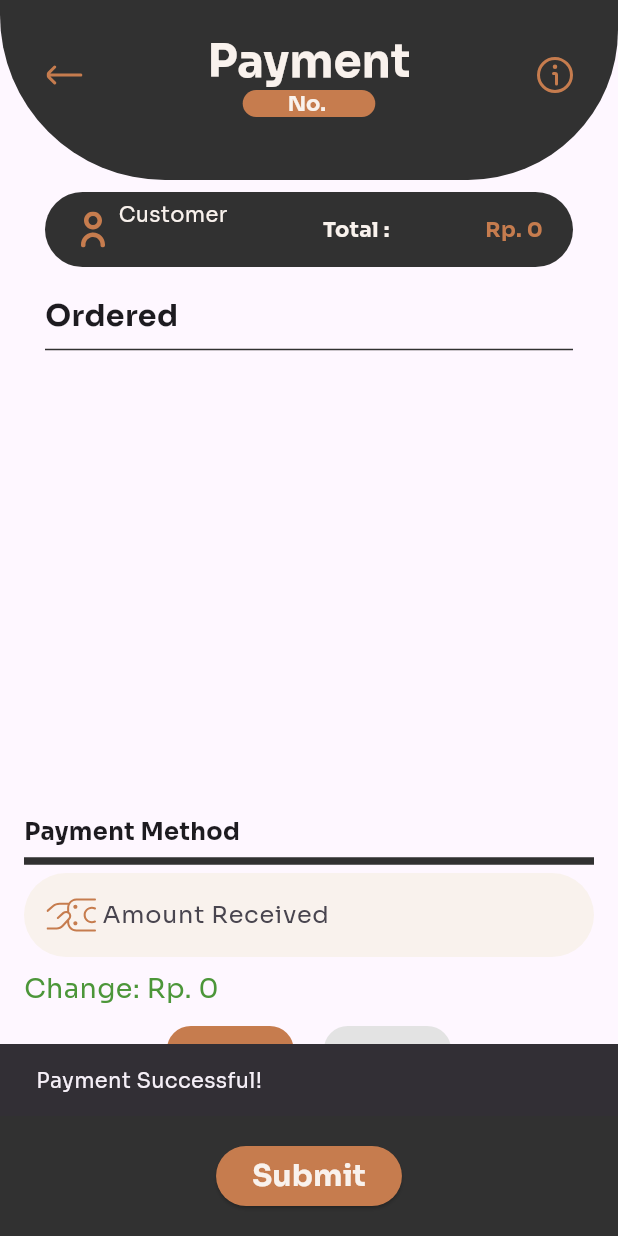
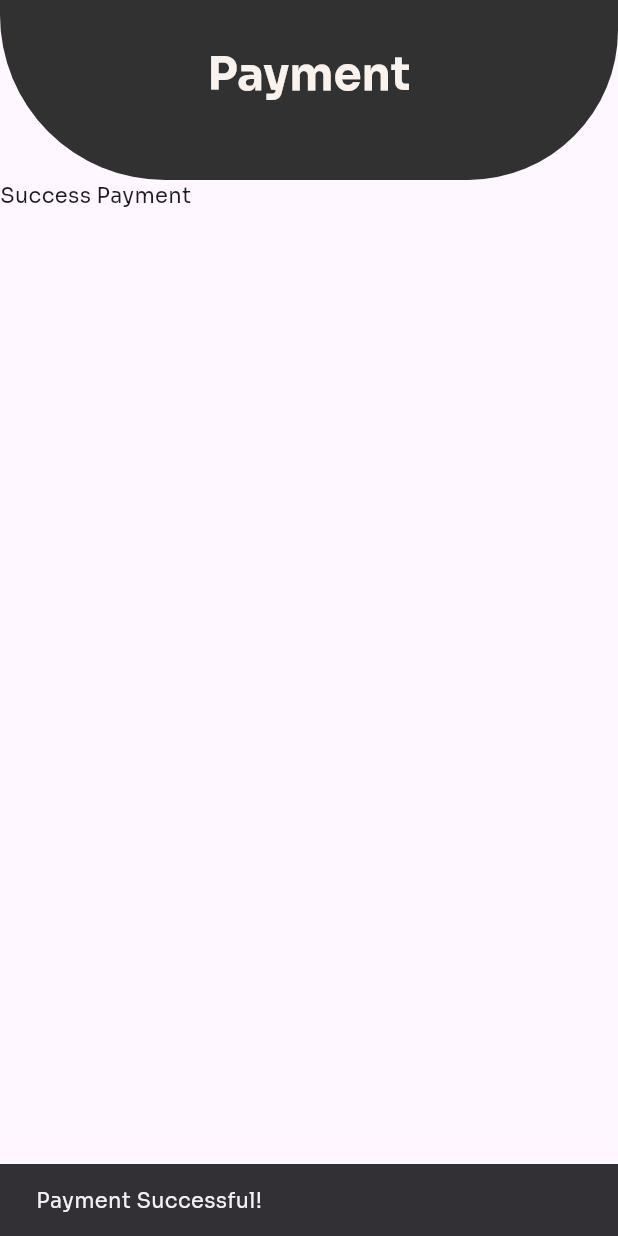
Before and after one commit to julian34/Coffee-Shop-POS, a Flutter app: the PaymentScreen screen opened directly with empty values, after a tap on "Submit", on a phone screen of 412 x 824 dp. Run offline on Flutter 3.47's test engine with Material 3 defaults, Android fonts, the phone set to English and light mode, and no system bars; our stand-ins replace badges, cloud_firestore, firebase_auth, firebase_core, flutter_svg, google_fonts and 1 more; accounts and stored records are empty.

Commit message:
Create Success Screen

```diff
--- a/lib/core/routes.dart
+++ b/lib/core/routes.dart
@@ -1,5 +1,6 @@
 import 'package:flutter/material.dart';
 import 'package:pos_coffee_shop/models/order_model.dart';
+import 'package:pos_coffee_shop/models/payment_model.dart';
 import 'package:shared_preferences/shared_preferences.dart';
 import '../screens/auth/login_screen.dart';
 // import '../screens/auth/register_screen.dart';
@@ -14,6 +15,7 @@ import '../screens/cart/cart_screen.dart';
 import 'package:pos_coffee_shop/screens/transaction/orders_screen.dart';
 import 'package:pos_coffee_shop/screens/transaction/order_detail_screen.dart';
 import 'package:pos_coffee_shop/screens/transaction/payment_screen.dart';
+import 'package:pos_coffee_shop/screens/transaction/success_screen.dart';
 
 class AppRoutes {
   static const String splash = '/';
@@ -26,6 +28,7 @@ class AppRoutes {
   static const String cart = '/cart';
   static const String order = '/order';
   static const String payment = '/payment';
+  static const String successpayment = '/success-payment';
   static const String orderDetail = '/order-detail';
 
   static const String error = '/error';
@@ -75,6 +78,11 @@ class AppRoutes {
         return MaterialPageRoute(
           builder: (_) => PaymentScreen(orderList: order),
         );
+      case successpayment:
+        final payment = settings.arguments as Payment;
+        return MaterialPageRoute(
+          builder: (_) => SuccessScreen(payment: payment),
+        );
       default:
         return MaterialPageRoute(
           builder:
--- a/lib/screens/transaction/payment_screen.dart
+++ b/lib/screens/transaction/payment_screen.dart
@@ -1,5 +1,5 @@
-import 'package:cloud_firestore/cloud_firestore.dart';
 import 'package:flutter/material.dart';
+import 'package:pos_coffee_shop/core/routes.dart';
 import 'package:pos_coffee_shop/core/theme.dart';
 import 'package:pos_coffee_shop/models/order_model.dart';
 import 'package:pos_coffee_shop/models/payment_model.dart';
@@ -92,6 +92,7 @@ class _PaymentScreenState extends State<PaymentScreen> {
       //   'paymentMethod': paymentMethod,
       //   'timestamp': FieldValue.serverTimestamp(),
       // };
+
       final payment = Payment(
         orderId: widget.orderList!.cartId,
         totalAmount: widget.orderList!.totalAmount,
@@ -102,7 +103,14 @@ class _PaymentScreenState extends State<PaymentScreen> {
       );
 
       print(payment.toMap());
+
       // paymentProvider.makePayment(payment);
+
+      Navigator.pushReplacementNamed(
+        context,
+        AppRoutes.successpayment,
+        arguments: payment,
+      );
 
       ScaffoldMessenger.of(
         context,
--- a/lib/screens/transaction/success_screen.dart
+++ b/lib/screens/transaction/success_screen.dart
@@ -0,0 +1,22 @@
+import 'package:flutter/material.dart';
+import 'package:pos_coffee_shop/models/payment_model.dart';
+import 'package:pos_coffee_shop/screens/transaction/widgets/payment/bottom_nav_bar.dart';
+import 'package:pos_coffee_shop/screens/transaction/widgets/success/custom_appbar.dart';
+
+class SuccessScreen extends StatelessWidget {
+  final Payment? payment;
+
+  const SuccessScreen({super.key, this.payment});
+
+  @override
+  Widget build(BuildContext context) {
+    return Scaffold(
+      appBar: PreferredSize(
+        preferredSize: Size.fromHeight(120),
+        child: CustomAppbar(),
+      ),
+      body: Column(children: [Text('Success Payment')]),
+      // bottomNavigationBar: BottomNavBar(onPayPressed: onPayPressed),
+    );
+  }
+}
--- /dev/null
+++ b/lib/screens/transaction/widgets/success/custom_appbar.dart
@@ -0,0 +1,33 @@
+import 'package:flutter/material.dart';
+import 'package:pos_coffee_shop/core/theme.dart';
+
+class CustomAppbar extends StatelessWidget {
+  const CustomAppbar({super.key});
+  @override
+  Widget build(BuildContext context) {
+    return AppBar(
+      backgroundColor: AppColors.color3,
+      toolbarHeight: 100,
+      automaticallyImplyLeading: false,
+      shape: RoundedRectangleBorder(
+        borderRadius: BorderRadius.only(
+          bottomLeft: Radius.circular(110),
+          bottomRight: Radius.circular(100),
+        ),
+      ),
+      centerTitle: true,
+      title: Column(
+        children: [
+          Text(
+            'Payment',
+            style: TextStyle(
+              fontSize: 30,
+              color: AppColors.color5,
+              fontWeight: FontWeight.w700,
+            ),
+          ),
+        ],
+      ),
+    );
+  }
+}
```
Also changed, not shown: lib/screens/transaction/widgets/success/body_custom.dart (added, +10 -0 lines), lib/screens/transaction/widgets/success/bottom_nav_bar.dart (added, +34 -0 lines), lib/screens/transaction/widgets/success/consumer_details.dart (added, +87 -0 lines).
